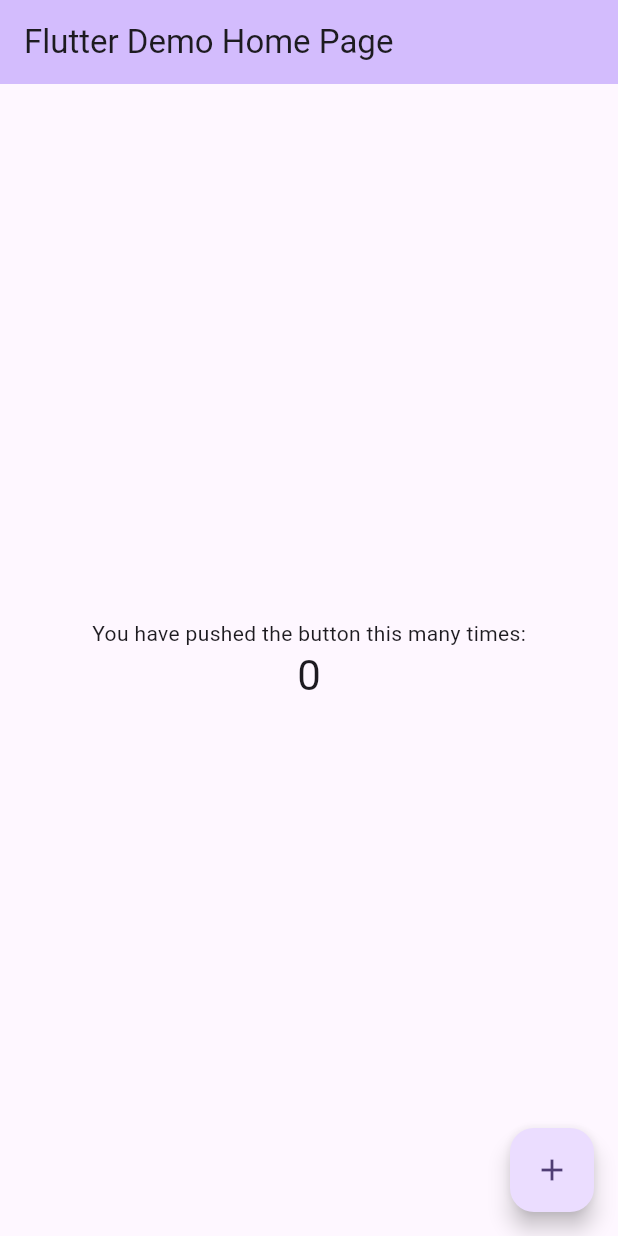
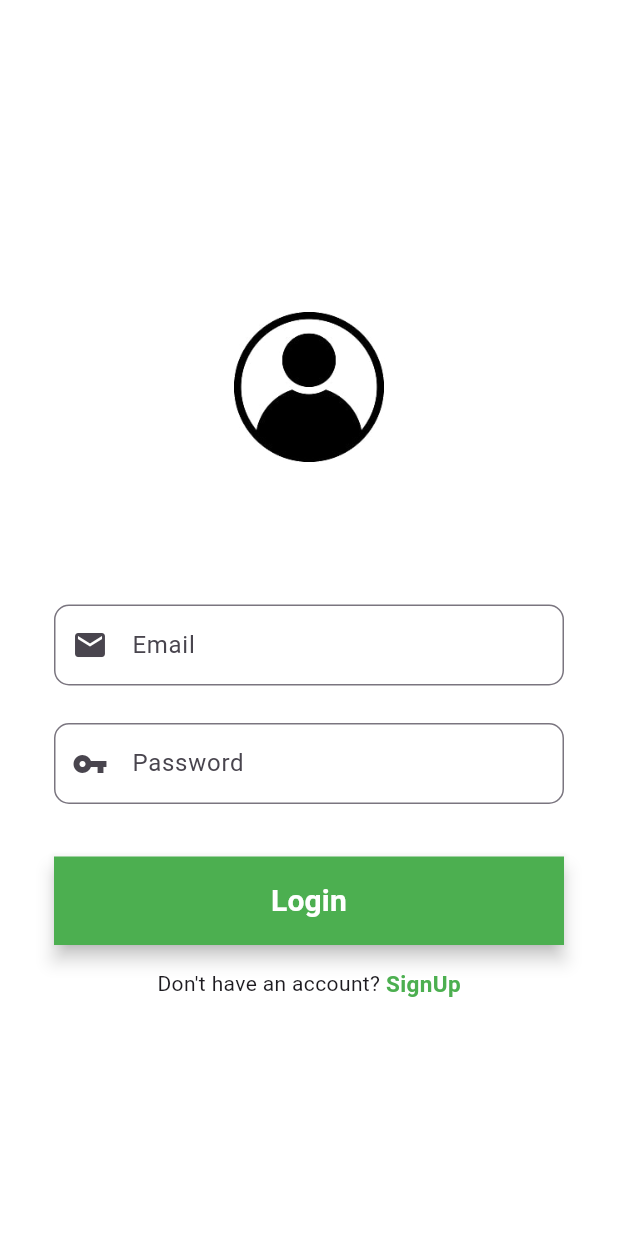
Before and after one commit to vishnuv6333/onword, a Flutter app: the screen it shows after launch, on a phone screen of 412 x 824 dp. Run offline on Flutter 3.47's test engine with Material 2 defaults, Android fonts, the phone set to English and light mode, and no system bars; our stand-ins replace cloud_firestore, firebase_auth, firebase_core, fluttertoast, get; accounts and stored records are empty.

Commit message:
login screen

```diff
--- a/lib/main.dart
+++ b/lib/main.dart
@@ -1,125 +1,26 @@
+import 'package:firebase_core/firebase_core.dart';
 import 'package:flutter/material.dart';
+import 'package:get/get.dart';
+import 'screens/screens.dart';
 
-void main() {
+Future<void> main() async{
+  WidgetsFlutterBinding.ensureInitialized();
+  await Firebase.initializeApp();
   runApp(const MyApp());
 }
 
 class MyApp extends StatelessWidget {
   const MyApp({super.key});
-
-  // This widget is the root of your application.
   @override
   Widget build(BuildContext context) {
-    return MaterialApp(
+    return GetMaterialApp(
+      debugShowCheckedModeBanner: false,
       title: 'Flutter Demo',
       theme: ThemeData(
-        // This is the theme of your application.
-        //
-        // TRY THIS: Try running your application with "flutter run". You'll see
-        // the application has a blue toolbar. Then, without quitting the app,
-        // try changing the seedColor in the colorScheme below to Colors.green
-        // and then invoke "hot reload" (save your changes or press the "hot
-        // reload" button in a Flutter-supported IDE, or press "r" if you used
-        // the command line to start the app).
-        //
-        // Notice that the counter didn't reset back to zero; the application
-        // state is not lost during the reload. To reset the state, use hot
-        // restart instead.
-        //
-        // This works for code too, not just values: Most code changes can be
-        // tested with just a hot reload.
         colorScheme: ColorScheme.fromSeed(seedColor: Colors.deepPurple),
         useMaterial3: true,
       ),
-      home: const MyHomePage(title: 'Flutter Demo Home Page'),
+      home: const LoginScreen(),
     );
   }
 }
-
-class MyHomePage extends StatefulWidget {
-  const MyHomePage({super.key, required this.title});
-
-  // This widget is the home page of your application. It is stateful, meaning
-  // that it has a State object (defined below) that contains fields that affect
-  // how it looks.
-
-  // This class is the configuration for the state. It holds the values (in this
-  // case the title) provided by the parent (in this case the App widget) and
-  // used by the build method of the State. Fields in a Widget subclass are
-  // always marked "final".
-
-  final String title;
-
-  @override
-  State<MyHomePage> createState() => _MyHomePageState();
-}
-
-class _MyHomePageState extends State<MyHomePage> {
-  int _counter = 0;
-
-  void _incrementCounter() {
-    setState(() {
-      // This call to setState tells the Flutter framework that something has
-      // changed in this State, which causes it to rerun the build method below
-      // so that the display can reflect the updated values. If we changed
-      // _counter without calling setState(), then the build method would not be
-      // called again, and so nothing would appear to happen.
-      _counter++;
-    });
-  }
-
-  @override
-  Widget build(BuildContext context) {
-    // This method is rerun every time setState is called, for instance as done
-    // by the _incrementCounter method above.
-    //
-    // The Flutter framework has been optimized to make rerunning build methods
-    // fast, so that you can just rebuild anything that needs updating rather
-    // than having to individually change instances of widgets.
-    return Scaffold(
-      appBar: AppBar(
-        // TRY THIS: Try changing the color here to a specific color (to
-        // Colors.amber, perhaps?) and trigger a hot reload to see the AppBar
-        // change color while the other colors stay the same.
-        backgroundColor: Theme.of(context).colorScheme.inversePrimary,
-        // Here we take the value from the MyHomePage object that was created by
-        // the App.build method, and use it to set our appbar title.
-        title: Text(widget.title),
-      ),
-      body: Center(
-        // Center is a layout widget. It takes a single child and positions it
-        // in the middle of the parent.
-        child: Column(
-          // Column is also a layout widget. It takes a list of children and
-          // arranges them vertically. By default, it sizes itself to fit its
-          // children horizontally, and tries to be as tall as its parent.
-          //
-          // Column has various properties to control how it sizes itself and
-          // how it positions its children. Here we use mainAxisAlignment to
-          // center the children vertically; the main axis here is the vertical
-          // axis because Columns are vertical (the cross axis would be
-          // horizontal).
-          //
-          // TRY THIS: Invoke "debug painting" (choose the "Toggle Debug Paint"
-          // action in the IDE, or press "p" in the console), to see the
-          // wireframe for each widget.
-          mainAxisAlignment: MainAxisAlignment.center,
-          children: <Widget>[
-            const Text(
-              'You have pushed the button this many times:',
-            ),
-            Text(
-              '$_counter',
-              style: Theme.of(context).textTheme.headlineMedium,
-            ),
-          ],
-        ),
-      ),
-      floatingActionButton: FloatingActionButton(
-        onPressed: _incrementCounter,
-        tooltip: 'Increment',
-        child: const Icon(Icons.add),
-      ), // This trailing comma makes auto-formatting nicer for build methods.
-    );
-  }
-}
--- /dev/null
+++ b/lib/model/user_model.dart
@@ -0,0 +1,28 @@
+class UserModel {
+  String? uid;
+  String? email;
+  String? name;
+  String? password;
+
+  UserModel({this.uid, this.email, this.name, this.password});
+
+  // receiving data from server
+  factory UserModel.fromMap(map) {
+    return UserModel(
+      uid: map['uid'],
+      email: map['email'],
+      name: map['name'],
+      password: map['password']
+    );
+  }
+
+  // sending data to our server
+  Map<String, dynamic> toMap() {
+    return {
+      'uid': uid,
+      'email': email,
+      'name': name,
+      'password':password
+    };
+  }
+}
--- /dev/null
+++ b/lib/screens/screens.dart
@@ -0,0 +1,208 @@
+// import 'package:email_password_login/screens/home_screen.dart';
+// import 'package:email_password_login/screens/registration_screen.dart';
+// import 'package:firebase_auth/firebase_auth.dart';
+import 'package:firebase_auth/firebase_auth.dart';
+import 'package:flutter/material.dart';
+import 'package:fluttertoast/fluttertoast.dart';
+import 'package:get/get.dart';
+import 'package:onword/screens/home.dart';
+
+import 'signup_screen.dart';
+// import 'package:fluttertoast/fluttertoast.dart';
+
+class LoginScreen extends StatefulWidget {
+  const LoginScreen({Key? key}) : super(key: key);
+
+  @override
+  _LoginScreenState createState() => _LoginScreenState();
+}
+
+class _LoginScreenState extends State<LoginScreen> {
+  // form key
+  final _formKey = GlobalKey<FormState>();
+
+  // editing controller
+  final TextEditingController emailController = new TextEditingController();
+  final TextEditingController passwordController = new TextEditingController();
+
+  // firebase
+  final _auth = FirebaseAuth.instance;
+
+  // string for displaying the error Message
+  String? errorMessage;
+
+  @override
+  Widget build(BuildContext context) {
+    //email field
+    final emailField = TextFormField(
+        autofocus: false,
+        controller: emailController,
+        keyboardType: TextInputType.emailAddress,
+        validator: (value) {
+          if (value!.isEmpty) {
+            return ("Please Enter Your Email");
+          }
+          // reg expression for email validation
+          if (!RegExp("^[a-zA-Z0-9+_.-]+@[a-zA-Z0-9.-]+.[a-z]")
+              .hasMatch(value)) {
+            return ("Please Enter a valid email");
+          }
+          return null;
+        },
+        onSaved: (value) {
+          emailController.text = value!;
+        },
+        textInputAction: TextInputAction.next,
+        decoration: InputDecoration(
+          prefixIcon: const Icon(Icons.mail),
+          contentPadding: const EdgeInsets.fromLTRB(20, 15, 20, 15),
+          hintText: "Email",
+          border: OutlineInputBorder(
+            borderRadius: BorderRadius.circular(10),
+          ),
+        ));
+
+    //password field
+    final passwordField = TextFormField(
+        autofocus: false,
+        controller: passwordController,
+        obscureText: true,
+        validator: (value) {
+          RegExp regex = new RegExp(r'^.{6,}$');
+          if (value!.isEmpty) {
+            return ("Password is required for login");
+          }
+          if (!regex.hasMatch(value)) {
+            return ("Enter Valid Password(Min. 6 Character)");
+          }
+        },
+        onSaved: (value) {
+          passwordController.text = value!;
+        },
+        textInputAction: TextInputAction.done,
+        decoration: InputDecoration(
+          prefixIcon: const Icon(Icons.vpn_key),
+          contentPadding: const EdgeInsets.fromLTRB(20, 15, 20, 15),
+          hintText: "Password",
+          border: OutlineInputBorder(
+            borderRadius: BorderRadius.circular(10),
+          ),
+        ));
+
+    final loginButton = Material(
+      elevation: 5,
+      borderRadius: BorderRadius.circular(0),
+      color: Colors.green,
+      child: MaterialButton(
+          padding: const EdgeInsets.fromLTRB(20, 15, 20, 15),
+          minWidth: MediaQuery.of(context).size.width,
+          onPressed: () {
+            signIn(emailController.text, passwordController.text);
+          },
+          child: const Text(
+            "Login",
+            textAlign: TextAlign.center,
+            style: TextStyle(
+                fontSize: 20, color: Colors.white, fontWeight: FontWeight.bold),
+          )),
+    );
+
+    return Scaffold(
+      backgroundColor: Colors.white,
+      body: Center(
+        child: SingleChildScrollView(
+          child: Container(
+            color: Colors.white,
+            child: Padding(
+              padding: const EdgeInsets.all(36.0),
+              child: Form(
+                key: _formKey,
+                child: Column(
+                  mainAxisAlignment: MainAxisAlignment.center,
+                  crossAxisAlignment: CrossAxisAlignment.center,
+                  children: <Widget>[
+                    SizedBox(
+                        height: 200,
+                        child: Image.asset(
+                          "assets/img/login.png",
+                          fit: BoxFit.contain,
+                        )),
+                    const SizedBox(height: 45),
+                    emailField,
+                    const SizedBox(height: 25),
+                    passwordField,
+                    const SizedBox(height: 35),
+                    loginButton,
+                    const SizedBox(height: 15),
+                    Row(
+                        mainAxisAlignment: MainAxisAlignment.center,
+                        children: <Widget>[
+                          const Text("Don't have an account? "),
+                          GestureDetector(
+                            onTap: () {
+                              // Navigator.push(
+                              //     context,
+                              //     MaterialPageRoute(
+                              //         builder: (context) =>
+                              //             RegistrationScreen()));
+                              Get.to(RegistrationScreen());
+                            },
+                            child: const Text(
+                              "SignUp",
+                              style: TextStyle(
+                                  color: Colors.green,
+                                  fontWeight: FontWeight.bold,
+                                  fontSize: 15),
+                            ),
+                          )
+                        ])
+                  ],
+                ),
+              ),
+            ),
+          ),
+        ),
+      ),
+    );
+  }
+
+  // login function
+  void signIn(String email, String password) async {
+    if (_formKey.currentState!.validate()) {
+      try {
+        await _auth
+            .signInWithEmailAndPassword(email: email, password: password)
+            .then((uid) => {
+                  Fluttertoast.showToast(msg: "Login Successful"),
+                  Navigator.of(context).pushReplacement(
+                      MaterialPageRoute(builder: (context) => HomeScreen())),
+                });
+      } on FirebaseAuthException catch (error) {
+        switch (error.code) {
+          case "invalid-email":
+            errorMessage = "Your email address appears to be malformed.";
+
+            break;
+          case "wrong-password":
+            errorMessage = "Your password is wrong.";
+            break;
+          case "user-not-found":
+            errorMessage = "User with this email doesn't exist.";
+            break;
+          case "user-disabled":
+            errorMessage = "User with this email has been disabled.";
+            break;
+          case "too-many-requests":
+            errorMessage = "Too many requests";
+            break;
+          case "operation-not-allowed":
+            errorMessage = "Signing in with Email and Password is not enabled.";
+            break;
+          default:
+            errorMessage = "An undefined Error happened.";
+        }
+        Fluttertoast.showToast(msg: errorMessage!);
+      }
+    }
+  }
+}
```
Also changed, not shown: lib/screens/home.dart (added, +90 -0 lines), lib/screens/signup_screen.dart (added, +241 -0 lines), pubspec.yaml (+7 -2 lines), assets/img/login.png (added), pubspec.lock, 6 other files.
